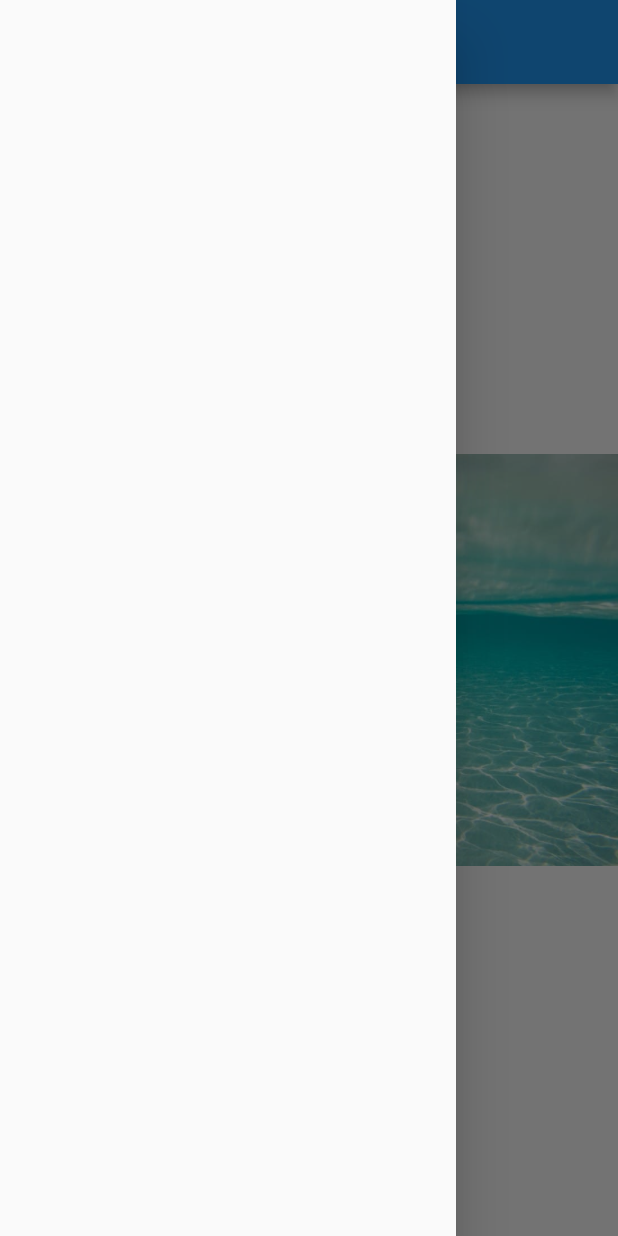
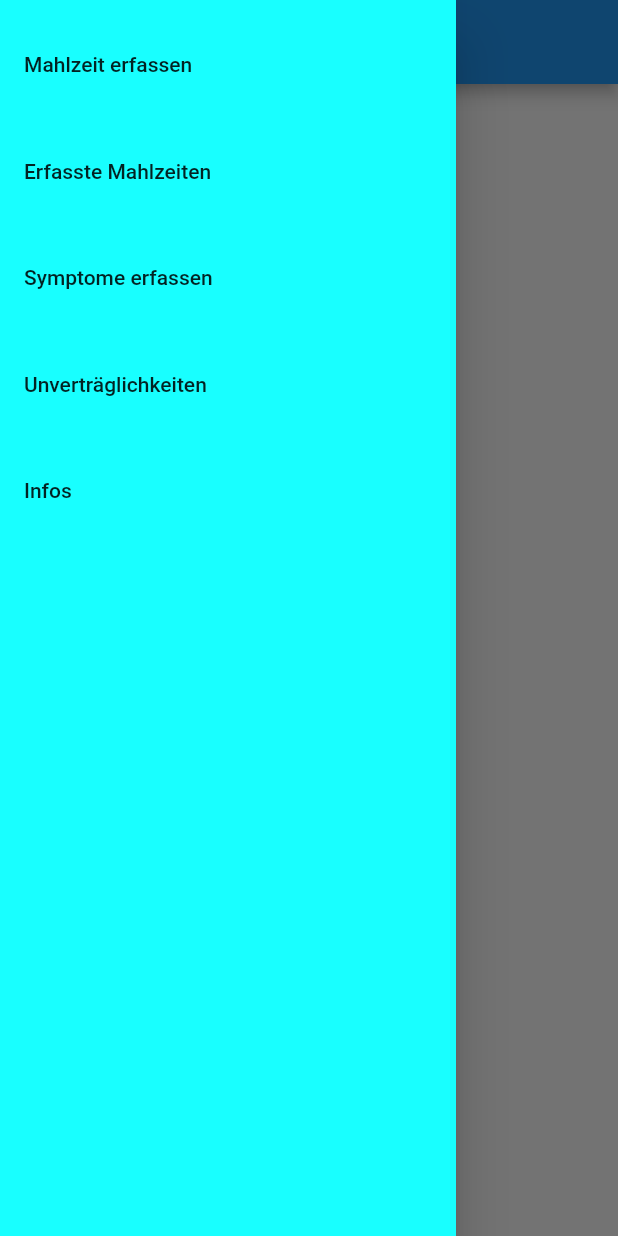
Before and after one commit to Thoughtness/Inner-Peace, a Flutter app: the screen it shows after launch, with the side drawer open, on a phone screen of 412 x 824 dp. Run offline on Flutter 3.47's test engine with Material 2 defaults, Android fonts, the phone set to English and light mode, and no system bars.

Commit message:
added menue

```diff
--- a/lib/calulations.dart
+++ /dev/null
@@ -1 +0,0 @@
-import 'package:flutter/material.dart';
--- a/lib/main.dart
+++ b/lib/main.dart
@@ -1,19 +1,32 @@
 import 'package:flutter/material.dart';
+import 'package:inner_peace/navigationMenu.dart';
+
 
 void main() {
-  runApp(
-    MaterialApp(
-      home: Scaffold(
-        appBar: AppBar(
-          title: Text('Hauptmenü'),
-        ),
-        drawer: Drawer(),
-        body: Center(
-          child: Image(
-            image: AssetImage('images/Inner Peace.jpg'),
-          ),
-        ),
-      ),
+  runApp(MyApp());
+}
+
+class MyApp extends StatelessWidget {
+  @override
+  Widget build(BuildContext context) => MaterialApp(
+    debugShowCheckedModeBanner: false,
+    title: 'Inner Peace',
+    theme: ThemeData(primarySwatch: Colors.blue),
+    home: MyHomePage(),
+  );
+}
+
+class MyHomePage extends StatefulWidget{
+  @override
+  _MyHomePageState createState() => _MyHomePageState();
+}
+
+class _MyHomePageState extends State<MyHomePage> {
+  @override
+  Widget build(BuildContext context) => Scaffold(
+    drawer: menu(),
+    appBar: AppBar(
+      title: Text('Hauptmenü'),
     ),
   );
 }
--- /dev/null
+++ b/lib/navigationMenu.dart
@@ -0,0 +1,42 @@
+import 'package:flutter/material.dart';
+
+class menu extends StatelessWidget {
+  @override
+  Widget build(BuildContext context){
+    return Drawer(
+      child: Material(
+        color: Colors.cyanAccent,
+        child: ListView(
+          children: <Widget>[
+          Container(
+            child: Column(
+              children: [
+                const SizedBox(height: 15),
+                ListTile(
+                  title: Text('Mahlzeit erfassen'),
+                ),
+                const SizedBox(height: 15),
+                ListTile(
+                  title: Text('Erfasste Mahlzeiten'),
+                ),
+                const SizedBox(height: 15),
+                ListTile(
+                  title: Text('Symptome erfassen'),
+                ),
+                const SizedBox(height: 15),
+                ListTile(
+                  title: Text('Unverträglichkeiten'),
+                ),
+                const SizedBox(height: 15),
+                ListTile(
+                  title: Text('Infos'),
+                ),
+              ],
+            ),
+          ),
+          ],
+        ),
+      ),
+    );
+  }
+}
```
